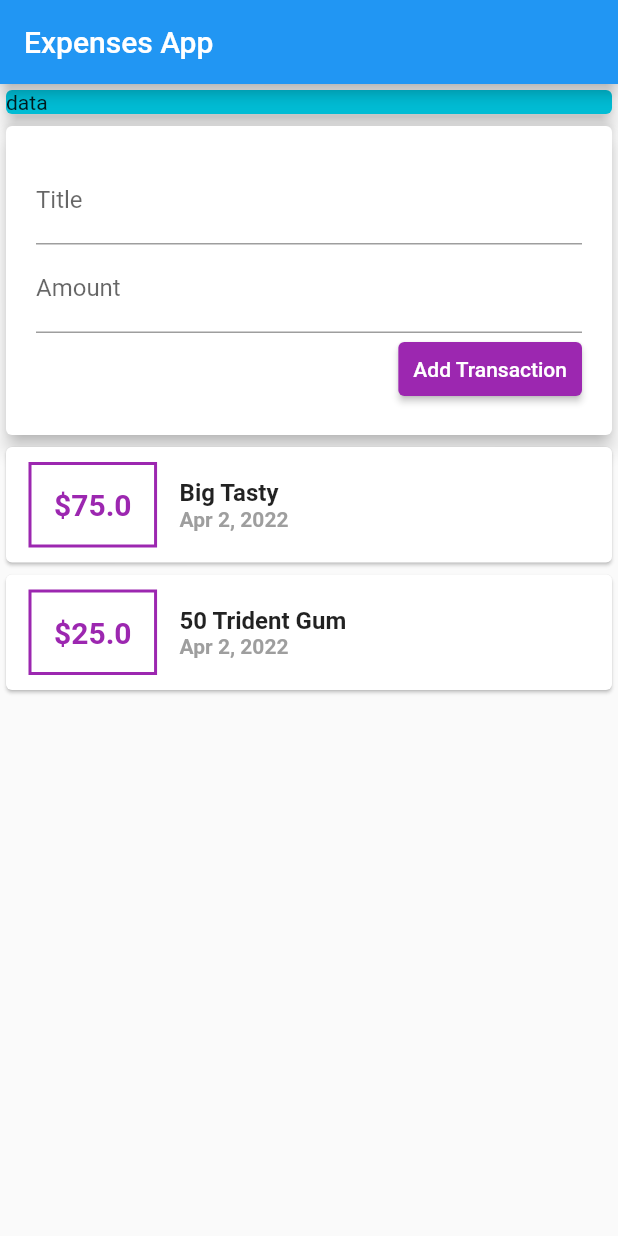
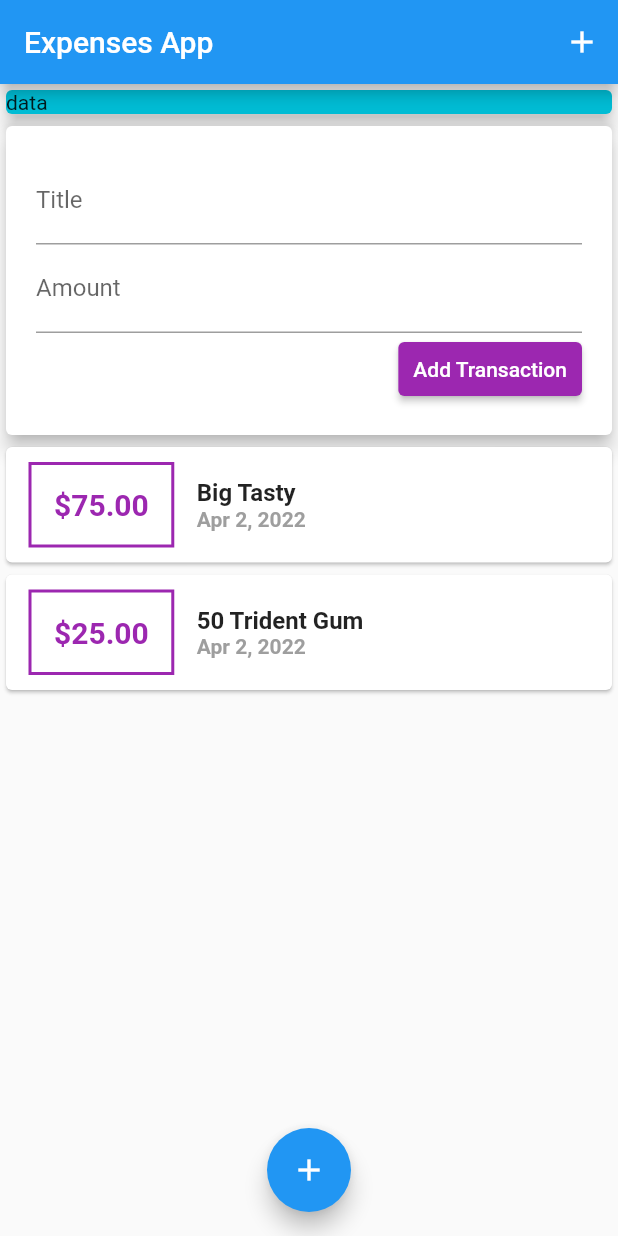
Before and after one commit to IamZygote/Hold-Your-Money, a Flutter app: the screen it shows after launch, after a tap on "Add Transaction", on a phone screen of 412 x 824 dp. Run offline on Flutter 3.47's test engine with Material 2 defaults, Android fonts, the phone set to English and light mode, and no system bars.

Commit message:
Update 3
Scrollable transaction list using list view (it could be done using singleChildScrollView, but listView is better)
Input & output styling and configuration
adding top appbar button, and a floating button (still non functionable)

```diff
--- a/lib/main.dart
+++ b/lib/main.dart
@@ -35,8 +35,15 @@ class _MyHomePageState extends State<MyHomePage> {
     return Scaffold(
       appBar: AppBar(
         title: Text(widget.title),
+        actions: <Widget>[
+          IconButton(
+            onPressed: () {},
+            icon: Icon(Icons.add),
+          )
+        ],
       ),
-      body: Column(
+      body: SingleChildScrollView(
+        child: Column(
           //mainAxisAlignment: MainAxisAlignment.spaceAround,
           children: <Widget>[
             Container(
@@ -50,6 +57,12 @@ class _MyHomePageState extends State<MyHomePage> {
             UserTransaction(),
           ],
         ),
+      ),
+      floatingActionButtonLocation: FloatingActionButtonLocation.centerFloat,
+      floatingActionButton: FloatingActionButton(
+        child: Icon(Icons.add),
+        onPressed: () {},
+      ),
     );
   }
 }
--- a/lib/widgets/new_transaction.dart
+++ b/lib/widgets/new_transaction.dart
@@ -5,6 +5,17 @@ class NewTransaction extends StatelessWidget {
   final titleController = TextEditingController();
   final amountController = TextEditingController();
   final Function addTx;
+
+  void submitData() {
+    final enteredTitle = titleController.text;
+    final enteredAmount = double.parse(amountController.text);
+
+    if (enteredTitle.isEmpty || enteredAmount <= 0) {
+      return;
+    }
+
+    addTx(enteredTitle, enteredAmount);
+  }
 
   NewTransaction(this.addTx);
   @override
@@ -21,15 +32,18 @@ class NewTransaction extends StatelessWidget {
               //onChanged: (val) => titleTextString=val,
               //we use the bellow way (better)
               controller: titleController,
+              onSubmitted: (_) => submitData(),
             ),
             TextField(
               decoration: InputDecoration(labelText: 'Amount'),
               controller: amountController,
+              keyboardType: TextInputType.number,
+              onSubmitted: (_) =>
+                  submitData(), //we have to take parameter here so we use (_) 3shan y5ras m3 enena mesh hnsta5dmo
             ),
             ElevatedButton(
               onPressed: () {
-                addTx(
-                    titleController.text, double.parse(amountController.text));
+                submitData();
               },
               child: Text('Add Transaction'),
               style: ButtonStyle(
--- a/lib/widgets/transaction_list.dart
+++ b/lib/widgets/transaction_list.dart
@@ -9,8 +9,10 @@ class TransactionList extends StatelessWidget {
 
   @override
   Widget build(BuildContext context) {
-    return Column(
-      children: transaction.map((tx) {
+    return Container(
+      height: 400,
+      child: ListView.builder(
+        itemBuilder: (context, index) {
           return Card(
               child: Row(
             children: <Widget>[
@@ -27,7 +29,7 @@ class TransactionList extends StatelessWidget {
                 ),
                 padding: EdgeInsets.all(15),
                 child: Text(
-                '\$${tx.amount}',
+                  '\$${transaction[index].amount.toStringAsFixed(2)}',
                   style: TextStyle(
                     color: Colors.purple,
                     fontSize: 20,
@@ -39,14 +41,14 @@ class TransactionList extends StatelessWidget {
                 crossAxisAlignment: CrossAxisAlignment.start,
                 children: <Widget>[
                   Text(
-                  tx.title,
+                    transaction[index].title,
                     style: TextStyle(
                       fontWeight: FontWeight.bold,
                       fontSize: 16,
                     ),
                   ),
                   Text(
-                  DateFormat.yMMMd().format(tx.date),
+                    DateFormat.yMMMd().format(transaction[index].date),
                     style: TextStyle(
                       fontWeight: FontWeight.bold,
                       fontSize: 14,
@@ -54,10 +56,12 @@ class TransactionList extends StatelessWidget {
                     ),
                   ),
                 ],
-            )
+              ),
             ],
           ));
-      }).toList(),
+        },
+        itemCount: transaction.length,
+      ),
     );
   }
 }
```
Lines whose indentation alone changed are shown as unchanged.
